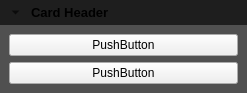
neelmewada/CrystalEngine, file Editor/Source/QtComponents/Public/QtComponents/Widgets/CardWidget.ui: the form before one commit.
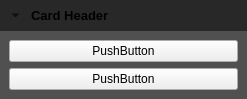
The form after the commit. Icons and pictures are not drawn.

Diff of the .ui file:
```diff
--- a/Editor/Source/QtComponents/Public/QtComponents/Widgets/CardWidget.ui
+++ b/Editor/Source/QtComponents/Public/QtComponents/Widgets/CardWidget.ui
@@ -10,7 +10,7 @@
     <x>0</x>
     <y>0</y>
     <width>247</width>
-    <height>86</height>
+    <height>79</height>
    </rect>
   </property>
   <property name="sizePolicy">
@@ -58,12 +58,12 @@
      <property name="maximumSize">
       <size>
        <width>16777215</width>
-       <height>30</height>
+       <height>35</height>
       </size>
      </property>
      <property name="styleSheet">
       <string notr="true">#headerWidget {
-	background-color: rgb(30, 30, 30);
+	background-color: rgb(40, 40, 40);
 }</string>
      </property>
      <layout class="QHBoxLayout" name="horizontalLayout">
@@ -71,10 +71,10 @@
        <number>6</number>
       </property>
       <property name="topMargin">
-       <number>3</number>
+       <number>6</number>
       </property>
       <property name="bottomMargin">
-       <number>3</number>
+       <number>6</number>
       </property>
       <item>
        <widget class="QToolButton" name="collapseButton">
```
Left out of the diff: 30 changed lines with no effect on the pictures.
